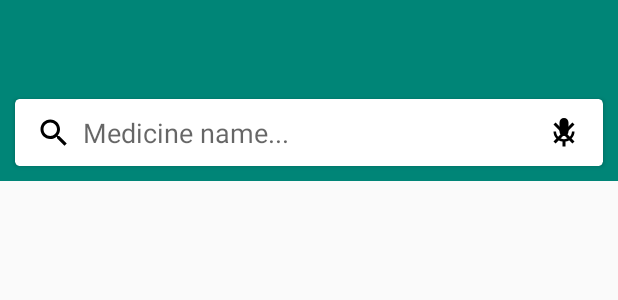
After one commit to OmryRo/my_med, an Android app: the layout activity_search_medicine.xml on its own in the app's theme, with its tools: preview values and no code run, on a phone screen of 412 x 824 dp. The commit adds this screen. Shown: the top 300 px of the screen. Run offline under Robolectric (Android 15) with nearby library versions, the phone set to English and light mode, and no system bars.

Commit message:
added fine medicine screen

```diff
--- /dev/null
+++ b/app/src/main/res/drawable/ic_arrow_back_white_24dp.xml
@@ -0,0 +1,5 @@
+<vector android:autoMirrored="true" android:height="24dp"
+    android:tint="#FFFFFF" android:viewportHeight="24.0"
+    android:viewportWidth="24.0" android:width="24dp" xmlns:android="http://schemas.android.com/apk/res/android">
+    <path android:fillColor="#FF000000" android:pathData="M20,11H7.83l5.59,-5.59L12,4l-8,8 8,8 1.41,-1.41L7.83,13H20v-2z"/>
+</vector>
--- /dev/null
+++ b/app/src/main/res/drawable/ic_camera_alt_white_24dp.xml
@@ -0,0 +1,6 @@
+<vector android:autoMirrored="true" android:height="24dp"
+    android:tint="#FFFFFF" android:viewportHeight="24.0"
+    android:viewportWidth="24.0" android:width="24dp" xmlns:android="http://schemas.android.com/apk/res/android">
+    <path android:fillColor="#FF000000" android:pathData="M12,12m-3.2,0a3.2,3.2 0,1 1,6.4 0a3.2,3.2 0,1 1,-6.4 0"/>
+    <path android:fillColor="#FF000000" android:pathData="M9,2L7.17,4L4,4c-1.1,0 -2,0.9 -2,2v12c0,1.1 0.9,2 2,2h16c1.1,0 2,-0.9 2,-2L22,6c0,-1.1 -0.9,-2 -2,-2h-3.17L15,2L9,2zM12,17c-2.76,0 -5,-2.24 -5,-5s2.24,-5 5,-5 5,2.24 5,5 -2.24,5 -5,5z"/>
+</vector>
--- /dev/null
+++ b/app/src/main/res/drawable/ic_close_black_24dp.xml
@@ -0,0 +1,9 @@
+<vector xmlns:android="http://schemas.android.com/apk/res/android"
+        android:width="24dp"
+        android:height="24dp"
+        android:viewportWidth="24.0"
+        android:viewportHeight="24.0">
+    <path
+        android:fillColor="#FF000000"
+        android:pathData="M19,6.41L17.59,5 12,10.59 6.41,5 5,6.41 10.59,12 5,17.59 6.41,19 12,13.41 17.59,19 19,17.59 13.41,12z"/>
+</vector>
--- /dev/null
+++ b/app/src/main/res/drawable/ic_mic_black_24dp.xml
@@ -0,0 +1,9 @@
+<vector xmlns:android="http://schemas.android.com/apk/res/android"
+        android:width="24dp"
+        android:height="24dp"
+        android:viewportWidth="24.0"
+        android:viewportHeight="24.0">
+    <path
+        android:fillColor="#FF000000"
+        android:pathData="M12,14c1.66,0 2.99,-1.34 2.99,-3L15,5c0,-1.66 -1.34,-3 -3,-3S9,3.34 9,5v6c0,1.66 1.34,3 3,3zM17.3,11c0,3 -2.54,5.1 -5.3,5.1S6.7,14 6.7,11L5,11c0,3.41 2.72,6.23 6,6.72L11,21h2v-3.28c3.28,-0.48 6,-3.3 6,-6.72h-1.7z"/>
+</vector>
--- /dev/null
+++ b/app/src/main/res/drawable/ic_search_black_24dp.xml
@@ -0,0 +1,9 @@
+<vector xmlns:android="http://schemas.android.com/apk/res/android"
+        android:width="24dp"
+        android:height="24dp"
+        android:viewportWidth="24.0"
+        android:viewportHeight="24.0">
+    <path
+        android:fillColor="#FF000000"
+        android:pathData="M15.5,14h-0.79l-0.28,-0.27C15.41,12.59 16,11.11 16,9.5 16,5.91 13.09,3 9.5,3S3,5.91 3,9.5 5.91,16 9.5,16c1.61,0 3.09,-0.59 4.23,-1.57l0.27,0.28v0.79l5,4.99L20.49,19l-4.99,-5zM9.5,14C7.01,14 5,11.99 5,9.5S7.01,5 9.5,5 14,7.01 14,9.5 11.99,14 9.5,14z"/>
+</vector>
--- a/app/src/main/res/layout/activity_home.xml
+++ b/app/src/main/res/layout/activity_home.xml
@@ -13,6 +13,7 @@
         android:layout_height="56dp"
         android:background="?attr/colorPrimary"
         android:theme="@style/ThemeOverlay.AppCompat.Dark.ActionBar"
+        android:gravity="start"
         app:layout_constraintTop_toTopOf="parent"
         app:layout_constraintRight_toRightOf="parent"
         app:layout_constraintLeft_toLeftOf="parent"/>
--- /dev/null
+++ b/app/src/main/res/layout/activity_search_medicine.xml
@@ -0,0 +1,92 @@
+<?xml version="1.0" encoding="utf-8"?>
+<androidx.constraintlayout.widget.ConstraintLayout xmlns:android="http://schemas.android.com/apk/res/android"
+    xmlns:app="http://schemas.android.com/apk/res-auto"
+    xmlns:tools="http://schemas.android.com/tools"
+    android:layout_width="match_parent"
+    android:layout_height="match_parent"
+    tools:context=".SearchMedicineActivity">
+
+    <androidx.appcompat.widget.Toolbar
+        android:id="@+id/toolbar"
+        android:layout_width="0dp"
+        android:layout_height="56dp"
+        android:background="?attr/colorPrimary"
+        android:theme="@style/ThemeOverlay.AppCompat.Dark.ActionBar"
+        android:gravity="start"
+        app:layout_constraintTop_toTopOf="parent"
+        app:layout_constraintRight_toRightOf="parent"
+        app:layout_constraintLeft_toLeftOf="parent">
+
+    </androidx.appcompat.widget.Toolbar>
+
+    <LinearLayout
+        android:id="@+id/linearLayout"
+        android:layout_width="match_parent"
+        android:layout_height="wrap_content"
+        android:background="?attr/colorPrimary"
+        android:orientation="vertical"
+        app:layout_constraintEnd_toEndOf="parent"
+        app:layout_constraintStart_toStartOf="parent"
+        app:layout_constraintTop_toBottomOf="@+id/toolbar">
+
+        <androidx.cardview.widget.CardView
+            android:layout_width="match_parent"
+            android:layout_height="wrap_content"
+            android:layout_margin="10dp"
+            android:elevation="3dp"
+            android:padding="3dp"
+            app:cardCornerRadius="3dp">
+
+            <EditText
+                android:id="@+id/search_medicine_bar"
+                android:layout_width="match_parent"
+                android:layout_height="wrap_content"
+                android:background="@android:color/transparent"
+                android:hint="Medicine name..."
+                android:imeOptions="actionSearch"
+                android:inputType="textCapWords"
+                android:paddingStart="45dp"
+                android:paddingTop="10dp"
+                android:paddingEnd="45dp"
+                android:paddingBottom="10dp"
+                android:singleLine="true" />
+
+        </androidx.cardview.widget.CardView>
+
+    </LinearLayout>
+
+    <ImageView
+        android:id="@+id/search_icon"
+        android:layout_width="24dp"
+        android:layout_height="24dp"
+        android:layout_marginStart="24dp"
+        android:background="@null"
+        android:src="@drawable/ic_search_black_24dp"
+        android:tintMode="screen"
+        app:layout_constraintBottom_toBottomOf="@+id/linearLayout"
+        app:layout_constraintStart_toStartOf="@+id/linearLayout"
+        app:layout_constraintTop_toTopOf="@+id/linearLayout" />
+
+    <ImageButton
+        android:id="@+id/mic_button"
+        android:layout_width="24dp"
+        android:layout_height="24dp"
+        android:layout_marginEnd="24dp"
+        android:background="@null"
+        android:src="@drawable/ic_mic_black_24dp"
+        app:layout_constraintBottom_toBottomOf="@+id/linearLayout"
+        app:layout_constraintEnd_toEndOf="@+id/linearLayout"
+        app:layout_constraintTop_toTopOf="@+id/linearLayout" />
+
+    <ImageButton
+        android:id="@+id/clear_button"
+        android:layout_width="24dp"
+        android:layout_height="24dp"
+        android:layout_marginEnd="24dp"
+        android:background="@null"
+        android:src="@drawable/ic_close_black_24dp"
+        app:layout_constraintBottom_toBottomOf="@+id/linearLayout"
+        app:layout_constraintEnd_toEndOf="@+id/linearLayout"
+        app:layout_constraintTop_toTopOf="@+id/linearLayout" />
+
+</androidx.constraintlayout.widget.ConstraintLayout>
--- a/app/src/main/res/menu/top_menu.xml
+++ b/app/src/main/res/menu/top_menu.xml
@@ -8,7 +8,7 @@
         android:id="@+id/navigation_open_menu"
         android:icon="@drawable/ic_menu_white_24dp"
         android:title="@string/open_menu"
-        android:orderInCategory="300"
+        android:orderInCategory="100"
         app:showAsAction="always"
         >
 
--- a/app/src/main/res/values/strings.xml
+++ b/app/src/main/res/values/strings.xml
@@ -5,6 +5,7 @@
     <string name="title_dashboard">Dashboard</string>
     <string name="title_notifications">Notifications</string>
     <string name="open_menu">Open menu</string>
+    <string name="search_by_camera">Search using the camera</string>
     <string name="drip_counter">Drip Counter</string>
     <string name="find_medicine">Find Medicine</string>
     <string name="options">Options</string>
@@ -16,6 +17,7 @@
 
     <!-- TODO: Remove or change this placeholder text -->
     <string name="hello_blank_fragment">Hello blank fragment</string>
+    <string name="back">Go back</string>
     <string name="dismiss">Dismiss</string>
     <string name="remind_me_later">Remind me later</string>
     <string name="message_out_of_medicine">You will run out of %s in %d days.\nDon\'t forget to go to the pharmacy.</string>
```
Also changed, not shown: app/src/main/AndroidManifest.xml (+5 -3 lines), app/src/main/java/il/ac/huji/cs/postpc/mymeds/HomeActivity.java (+21 -0 lines), app/src/main/java/il/ac/huji/cs/postpc/mymeds/SearchMedicineActivity.java (added, +102 -0 lines), app/src/main/res/menu/search_top_menu.xml (added, +15 -0 lines).
